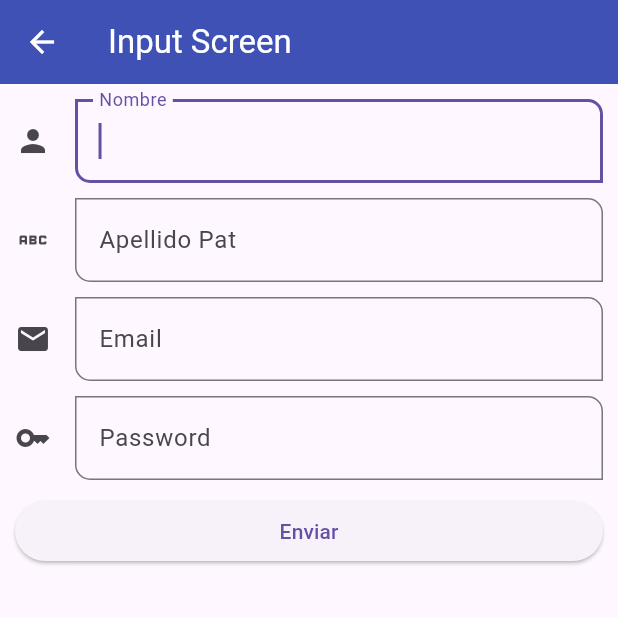
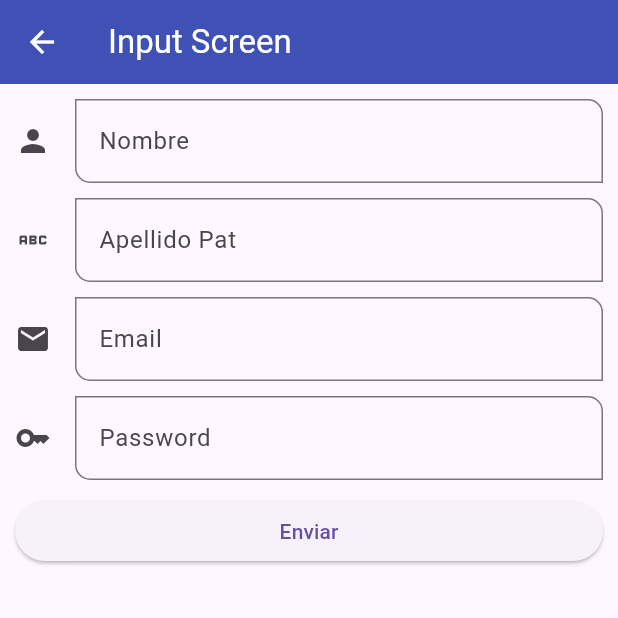
Before and after one commit to Addydx/widgets_review, a Flutter app: the InputFieldScreen screen opened by its route, after a tap on "Enviar", on a phone screen of 412 x 824 dp, the top half of it. Run offline on Flutter 3.47's test engine with Material 3 defaults, Android fonts, the phone set to English and light mode, and no system bars.

Commit message:
cambios en clase

```diff
--- a/lib/screens/input_field.dart
+++ b/lib/screens/input_field.dart
@@ -59,7 +59,9 @@ class InputFieldScreen extends StatelessWidget {
                   width: double.infinity,
                   child: ElevatedButton(
                     onPressed: () {
-                      print(myForm);
+                      FocusScope.of(context).requestFocus(FocusNode());
+                      //print(myForm);
+                      //formKey.currentState!.validate();
                     },
                     child: Text('Enviar'),
                   ),
```
